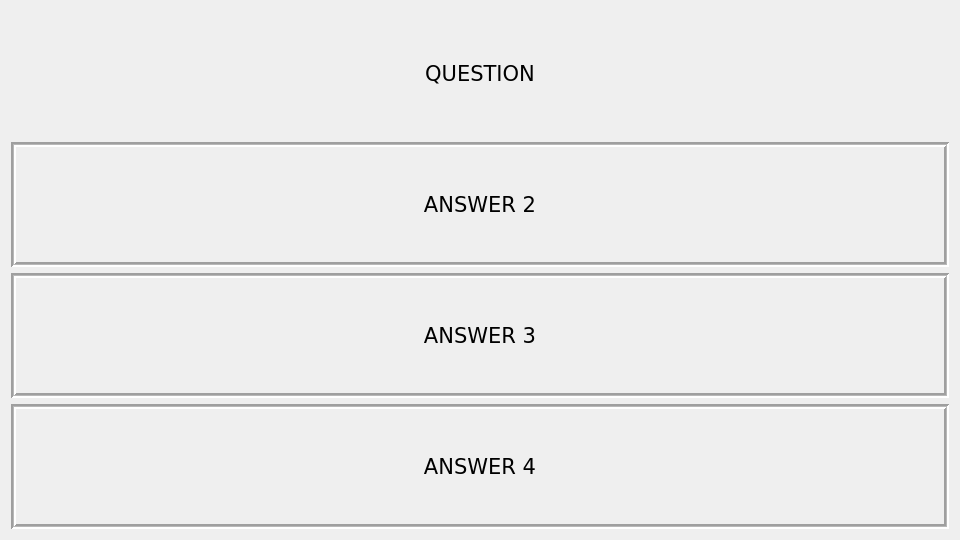
Old version of the form checkeng/dialogs/test1/test1.ui in the repository kusanekinov/CheckEng.
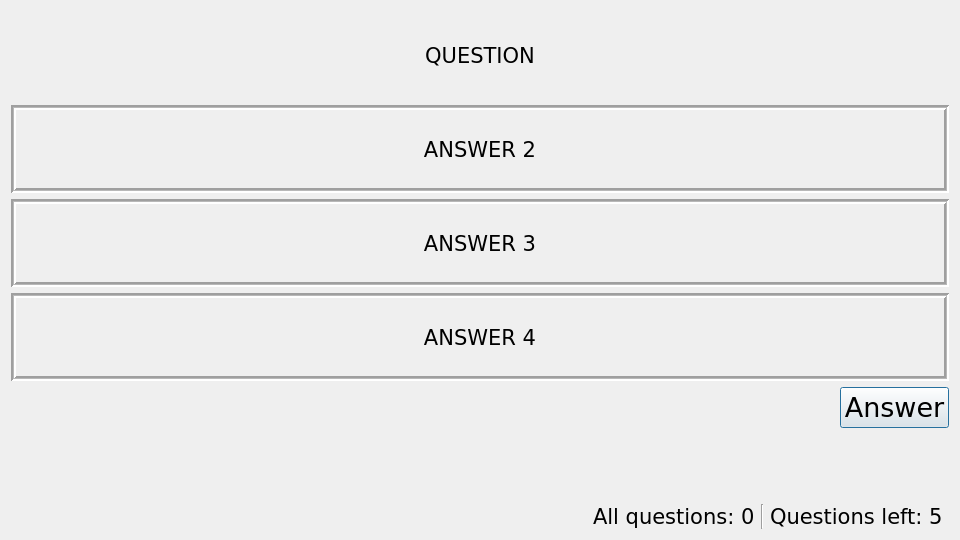
New version of the form.

```diff
--- a/checkeng/dialogs/test1/test1.ui
+++ b/checkeng/dialogs/test1/test1.ui
@@ -220,6 +220,159 @@
      </property>
     </widget>
    </item>
+   <item>
+    <layout class="QHBoxLayout" name="horizontalLayout_2">
+     <item>
+      <spacer name="horizontalSpacer_2">
+       <property name="orientation">
+        <enum>Qt::Horizontal</enum>
+       </property>
+       <property name="sizeHint" stdset="0">
+        <size>
+         <width>40</width>
+         <height>20</height>
+        </size>
+       </property>
+      </spacer>
+     </item>
+     <item>
+      <widget class="QPushButton" name="pb_answer">
+       <property name="font">
+        <font>
+         <family>DejaVu Sans</family>
+         <pointsize>20</pointsize>
+         <weight>50</weight>
+         <bold>false</bold>
+        </font>
+       </property>
+       <property name="text">
+        <string>Answer</string>
+       </property>
+      </widget>
+     </item>
+    </layout>
+   </item>
+   <item>
+    <layout class="QHBoxLayout" name="horizontalLayout" stretch="0,0,0,0,0,0,0">
+     <property name="spacing">
+      <number>6</number>
+     </property>
+     <property name="sizeConstraint">
+      <enum>QLayout::SetMaximumSize</enum>
+     </property>
+     <property name="leftMargin">
+      <number>0</number>
+     </property>
+     <property name="topMargin">
+      <number>70</number>
+     </property>
+     <property name="rightMargin">
+      <number>0</number>
+     </property>
+     <property name="bottomMargin">
+      <number>0</number>
+     </property>
+     <item>
+      <spacer name="horizontalSpacer">
+       <property name="font">
+        <font>
+         <family>DejaVu Sans</family>
+         <pointsize>16</pointsize>
+         <weight>50</weight>
+         <bold>false</bold>
+        </font>
+       </property>
+       <property name="orientation">
+        <enum>Qt::Horizontal</enum>
+       </property>
+       <property name="sizeHint" stdset="0">
+        <size>
+         <width>40</width>
+         <height>5</height>
+        </size>
+       </property>
+      </spacer>
+     </item>
+     <item>
+      <widget class="QLabel" name="allq">
+       <property name="font">
+        <font>
+         <family>DejaVu Sans</family>
+         <pointsize>16</pointsize>
+         <weight>50</weight>
+         <bold>false</bold>
+        </font>
+       </property>
+       <property name="text">
+        <string>All questions:</string>
+       </property>
+      </widget>
+     </item>
+     <item>
+      <widget class="QLabel" name="l_all">
+       <property name="font">
+        <font>
+         <family>DejaVu Sans</family>
+         <pointsize>16</pointsize>
+         <weight>50</weight>
+         <bold>false</bold>
+        </font>
+       </property>
+       <property name="text">
+        <string>0</string>
+       </property>
+      </widget>
+     </item>
+     <item>
+      <widget class="Line" name="line">
+       <property name="font">
+        <font>
+         <family>DejaVu Sans</family>
+         <pointsize>16</pointsize>
+         <weight>50</weight>
+         <bold>false</bold>
+        </font>
+       </property>
+       <property name="orientation">
+        <enum>Qt::Vertical</enum>
+       </property>
+      </widget>
+     </item>
+     <item>
+      <widget class="QLabel" name="qleft">
+       <property name="font">
+        <font>
+         <family>DejaVu Sans</family>
+         <pointsize>16</pointsize>
+         <weight>50</weight>
+         <bold>false</bold>
+        </font>
+       </property>
+       <property name="text">
+        <string>Questions left:</string>
+       </property>
+      </widget>
+     </item>
+     <item>
+      <widget class="QLabel" name="l_left">
+       <property name="font">
+        <font>
+         <family>DejaVu Sans</family>
+         <pointsize>16</pointsize>
+         <weight>50</weight>
+         <bold>false</bold>
+        </font>
+       </property>
+       <property name="text">
+        <string>5</string>
+       </property>
+      </widget>
+     </item>
+     <item>
+      <widget class="QWidget" name="all" native="true"/>
+     </item>
+    </layout>
+   </item>
   </layout>
  </widget>
  <resources/>
```
Left out of the diff: 19 changed lines with no effect on the pictures.
